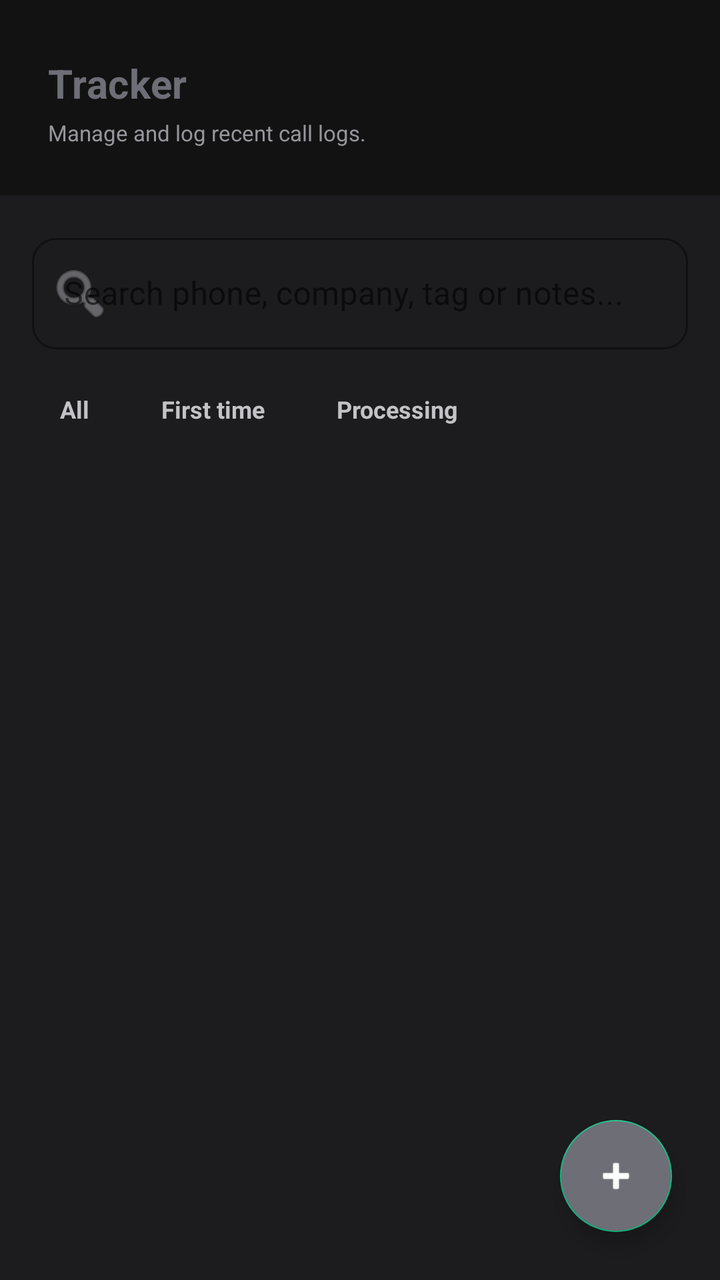
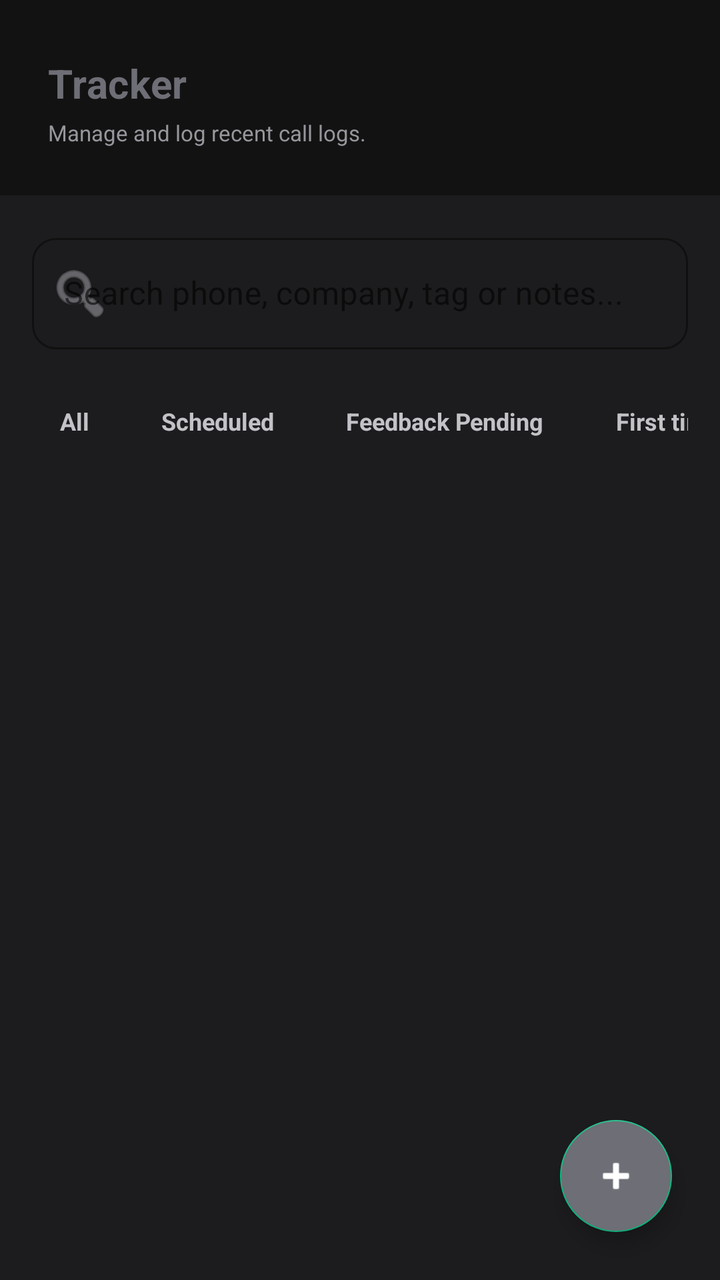

Before-and-after screenshots of an Android layout around one commit, followed by the original layout XML and the change that was made.
<!-- AndroidManifest.xml: application theme Theme.CallSaver -->
<!-- res/layout/fragment_tracker.xml -->
<?xml version="1.0" encoding="utf-8"?>
<androidx.coordinatorlayout.widget.CoordinatorLayout xmlns:android="http://schemas.android.com/apk/res/android"
    xmlns:app="http://schemas.android.com/apk/res-auto"
    android:layout_width="match_parent"
    android:layout_height="match_parent"
    android:background="@color/bg_light">

    <com.google.android.material.appbar.AppBarLayout
        android:id="@+id/appbar_tracker"
        android:layout_width="match_parent"
        android:layout_height="wrap_content"
        android:background="@color/bg_light"
        app:elevation="0dp">

    
    <LinearLayout
        android:id="@+id/header_layout"
        android:layout_width="match_parent"
        android:layout_height="wrap_content"
        android:orientation="vertical"
        android:background="@color/primary_dark"
        android:paddingHorizontal="24dp"
        android:paddingTop="28dp"
        android:paddingBottom="24dp"
        app:layout_scrollFlags="scroll|enterAlways">

        <TextView
            android:layout_width="wrap_content"
            android:layout_height="wrap_content"
            android:text="Tracker"
            android:textColor="@color/accent_indigo"
            android:textSize="20sp"
            android:textStyle="bold"
            android:letterSpacing="0.01" />

        <TextView
            android:layout_width="match_parent"
            android:layout_height="wrap_content"
            android:layout_marginTop="4dp"
            android:text="Manage and log recent call logs."
            android:textColor="@color/text_muted"
            android:textSize="11sp" />
    </LinearLayout>








        
        <com.google.android.material.card.MaterialCardView
            android:id="@+id/card_live_transcribe_status"
            android:layout_width="match_parent"
            android:layout_height="wrap_content"
            app:layout_scrollFlags="scroll"
            android:layout_marginHorizontal="16dp"
            android:layout_marginTop="8dp"
            android:layout_marginBottom="4dp"
            app:cardCornerRadius="12dp"
            app:cardElevation="2dp"
            app:strokeWidth="1dp"
            app:strokeColor="#E0E7FF"
            app:cardBackgroundColor="#EEF2FF"
            android:visibility="gone">

            <LinearLayout
                android:layout_width="match_parent"
                android:layout_height="wrap_content"
                android:orientation="horizontal"
                android:gravity="center_vertical"
                android:padding="12dp">

                <ProgressBar
                    style="?android:attr/progressBarStyleSmall"
                    android:layout_width="18dp"
                    android:layout_height="18dp"
                    android:layout_marginEnd="10dp"/>

                <TextView
                    android:id="@+id/tv_live_transcribe_message"
                    android:layout_width="0dp"
                    android:layout_weight="1"
                    android:layout_height="wrap_content"
                    android:text="⚡ Transcribing latest call..."
                    android:textColor="#3730A3"
                    android:textSize="12sp"
                    android:textStyle="bold"/>
            </LinearLayout>
        </com.google.android.material.card.MaterialCardView>

        
        <LinearLayout
            android:layout_width="match_parent"
            android:layout_height="wrap_content"
            android:orientation="vertical"
            app:layout_scrollFlags="scroll"
            android:paddingHorizontal="16dp"
            android:paddingTop="16dp"
            android:paddingBottom="8dp"
            android:background="@color/bg_light">

            
            <com.google.android.material.textfield.TextInputLayout
                android:id="@+id/til_search"
                android:layout_width="match_parent"
                android:layout_height="wrap_content"
                android:hint="Search phone, company, tag or notes..."
                style="@style/Widget.MaterialComponents.TextInputLayout.OutlinedBox"
                app:boxCornerRadiusTopStart="12dp"
                app:boxCornerRadiusTopEnd="12dp"
                app:boxCornerRadiusBottomStart="12dp"
                app:boxCornerRadiusBottomEnd="12dp"
                app:boxStrokeColor="@color/accent_indigo"
                app:hintTextColor="@color/accent_indigo"
                app:startIconDrawable="@android:drawable/ic_menu_search"
                app:startIconTint="@color/text_muted"
                android:layout_marginBottom="12dp">

                <com.google.android.material.textfield.TextInputEditText
                    android:id="@+id/et_search"
                    android:layout_width="match_parent"
                    android:layout_height="wrap_content"
                    android:inputType="text"
                    android:textColor="@color/text_primary" />
            </com.google.android.material.textfield.TextInputLayout>

            
            <LinearLayout
                android:layout_width="match_parent"
                android:layout_height="wrap_content"
                android:orientation="horizontal"
                android:gravity="center_vertical">

                <HorizontalScrollView
                    android:layout_width="0dp"
                    android:layout_height="wrap_content"
                    android:layout_weight="1"
                    android:scrollbars="none">

                    <LinearLayout
                        android:id="@+id/layout_filter_chips"
                        android:layout_width="wrap_content"
                        android:layout_height="wrap_content"
                        android:orientation="horizontal"
                        android:paddingBottom="4dp">

                        <TextView android:id="@+id/chip_all" android:text="All" style="@style/TrackerChipStyle" android:tag="selected" />
                        <TextView android:id="@+id/chip_first_time" android:text="First time" style="@style/TrackerChipStyle" />
                        <TextView android:id="@+id/chip_processing" android:text="Processing" style="@style/TrackerChipStyle" />
                    </LinearLayout>
                </HorizontalScrollView>
            </LinearLayout>

        </LinearLayout>

        
        <com.google.android.material.card.MaterialCardView
            android:id="@+id/card_analytics_by_status"
            android:layout_width="match_parent"
            android:layout_height="wrap_content"
            app:layout_scrollFlags="scroll"
            android:layout_marginHorizontal="16dp"
            android:layout_marginBottom="8dp"
            app:cardCornerRadius="14dp"
            app:cardElevation="0dp"
            app:strokeWidth="1dp"
            app:strokeColor="@color/divider"
            app:cardBackgroundColor="@color/glass_fill_strong"
            android:visibility="gone">

            <GridLayout
                android:id="@+id/grid_analytics_by_status"
                android:layout_width="match_parent"
                android:layout_height="wrap_content"
                android:padding="12dp"
                android:columnCount="2" />
        </com.google.android.material.card.MaterialCardView>

        
        <com.google.android.material.card.MaterialCardView
            android:id="@+id/card_permissions_banner"
            android:layout_width="match_parent"
            android:layout_height="wrap_content"
            app:layout_scrollFlags="scroll"
            android:layout_marginHorizontal="16dp"
            android:layout_marginVertical="8dp"
            app:cardCornerRadius="16dp"
            app:cardElevation="0dp"
            app:strokeWidth="1dp"
            app:strokeColor="@color/status_warning"
            app:cardBackgroundColor="@color/status_warning_bg"
            android:visibility="gone">

            <LinearLayout
                android:layout_width="match_parent"
                android:layout_height="wrap_content"
                android:orientation="horizontal"
                android:padding="14dp"
                android:gravity="center_vertical">

                <ImageView
                    android:layout_width="24dp"
                    android:layout_height="24dp"
                    android:src="@android:drawable/ic_dialog_alert"
                    app:tint="@color/status_warning"
                    android:layout_marginEnd="12dp"
                    android:contentDescription="Warning" />

                <LinearLayout
                    android:layout_width="0dp"
                    android:layout_height="wrap_content"
                    android:layout_weight="1"
                    android:orientation="vertical">

                    <TextView
                        android:layout_width="wrap_content"
                        android:layout_height="wrap_content"
                        android:text="@string/banner_permissions_title"
                        android:textColor="@color/text_primary"
                        android:textSize="14sp"
                        android:textStyle="bold" />

                    <TextView
                        android:layout_width="match_parent"
                        android:layout_height="wrap_content"
                        android:layout_marginTop="2dp"
                        android:text="@string/banner_permissions_desc"
                        android:textColor="@color/text_secondary"
                        android:textSize="12sp" />
                </LinearLayout>
            </LinearLayout>
        </com.google.android.material.card.MaterialCardView>

    </com.google.android.material.appbar.AppBarLayout>

    
    <FrameLayout
        android:layout_width="match_parent"
        android:layout_height="match_parent"
        app:layout_behavior="@string/appbar_scrolling_view_behavior">

            
            <androidx.recyclerview.widget.RecyclerView
                android:id="@+id/rv_job_calls"
                android:layout_width="match_parent"
                android:layout_height="match_parent"
                android:paddingTop="4dp"
                android:paddingBottom="80dp"
                android:clipToPadding="false"/>

            
            <LinearLayout
                android:id="@+id/empty_state_layout"
                android:layout_width="match_parent"
                android:layout_height="wrap_content"
                android:layout_gravity="center"
                android:orientation="vertical"
                android:padding="32dp"
                android:gravity="center"
                android:visibility="gone">

                <ImageView
                    android:layout_width="64dp"
                    android:layout_height="64dp"
                    android:src="@android:drawable/ic_menu_today"
                    app:tint="@color/divider"
                    android:layout_marginBottom="16dp"
                    android:contentDescription="Empty list" />

                <TextView
                    android:layout_width="wrap_content"
                    android:layout_height="wrap_content"
                    android:text="No Job Calls Logged Yet"
                    android:textColor="@color/text_primary"
                    android:textSize="18sp"
                    android:textStyle="bold"
                    android:layout_marginBottom="8dp" />

                <TextView
                    android:layout_width="wrap_content"
                    android:layout_height="wrap_content"
                    android:text="Incoming unsaved recruiter calls will trigger logs automatically, or you can add calls manually using the button below."
                    android:textColor="@color/text_secondary"
                    android:textSize="13sp"
                    android:gravity="center"
                    android:lineSpacingMultiplier="1.2" />
            </LinearLayout>
        </FrameLayout>

    
    <com.google.android.material.floatingactionbutton.FloatingActionButton
        android:id="@+id/fab_add_call"
        android:layout_width="wrap_content"
        android:layout_height="wrap_content"
        android:layout_gravity="bottom|end"
        android:layout_margin="24dp"
        android:src="@android:drawable/ic_input_add"
        app:tint="@color/white"
        android:contentDescription="@string/title_add_job_call"
        app:fabSize="normal"
        app:elevation="6dp"
        android:backgroundTint="@color/accent_indigo" />

</androidx.coordinatorlayout.widget.CoordinatorLayout>
<!-- resources referenced by this layout -->
<resources>
  <color name="accent_indigo">#6E6E76</color>
  <color name="bg_light">#1C1C1E</color>
  <color name="divider">#33FFFFFF</color>
  <color name="glass_fill_strong">#2EFFFFFF</color>
  <color name="primary_dark">#121212</color>
  <color name="status_warning">#F59E0B</color>
  <color name="status_warning_bg">#FEF3C7</color>
  <color name="text_muted">#96969C</color>
  <color name="text_primary">#FFFFFF</color>
  <color name="text_secondary">#C2C2C7</color>
  <color name="white">#FFFFFF</color>
  <string name="banner_permissions_desc">Tap here to grant phone state, call logs, contacts, and overlay permissions to automate popup logs after calls.</string>
  <string name="banner_permissions_title">Missing Permissions!</string>
  <string name="title_add_job_call">Log Call Manually</string>
  <style name="TrackerChipStyle">
          <item name="android:layout_width">wrap_content</item>
          <item name="android:layout_height">36dp</item>
          <item name="android:layout_marginEnd">8dp</item>
          <item name="android:paddingHorizontal">14dp</item>
          <item name="android:gravity">center</item>
          <item name="android:textSize">12sp</item>
          <item name="android:textStyle">bold</item>
          <item name="android:textColor">@color/text_secondary</item>
          <item name="android:clickable">true</item>
          <item name="android:focusable">true</item>
          <item name="android:background">?android:attr/selectableItemBackground</item>
      </style>
  <style name="Theme.CallSaver" parent="Theme.MaterialComponents.DayNight.NoActionBar">
          
          <item name="colorPrimary">@color/accent_indigo</item>
          <item name="colorPrimaryVariant">@color/accent_indigo_dark</item>
          <item name="colorOnPrimary">@color/white</item>
          
          
          <item name="colorSecondary">@color/status_green</item>
          <item name="colorSecondaryVariant">@color/status_green</item>
          <item name="colorOnSecondary">@color/white</item>
          
          
          <item name="android:statusBarColor">@color/incall_grad_top</item>
          <item name="android:navigationBarColor">@color/incall_grad_bottom</item>
          <item name="android:windowBackground">@color/incall_grad_mid</item>
  
          
          <item name="android:textViewStyle">@style/AppTextView</item>
      </style>
  <color name="accent_indigo_dark">#54545B</color>
  <color name="status_green">#10B981</color>
  <color name="incall_grad_top">#3A3A3D</color>
  <color name="incall_grad_bottom">#0A0A0A</color>
  <color name="incall_grad_mid">#1E1E20</color>
  <style name="AppTextView" parent="@android:style/Widget.TextView">
          <item name="android:hyphenationFrequency">none</item>
          <item name="android:breakStrategy">simple</item>
      </style>
</resources>

<!-- the commit's change to res/layout/fragment_tracker.xml (unified diff, before → after) -->
@@ -147,36 +147,14 @@
                         android:paddingBottom="4dp">
 
                         <TextView android:id="@+id/chip_all" android:text="All" style="@style/TrackerChipStyle" android:tag="selected" />
+                        <TextView android:id="@+id/chip_scheduled" android:text="Scheduled" style="@style/TrackerChipStyle" />
+                        <TextView android:id="@+id/chip_feedback_pending" android:text="Feedback Pending" style="@style/TrackerChipStyle" />
                         <TextView android:id="@+id/chip_first_time" android:text="First time" style="@style/TrackerChipStyle" />
-                        <TextView android:id="@+id/chip_processing" android:text="Processing" style="@style/TrackerChipStyle" />
                     </LinearLayout>
                 </HorizontalScrollView>
             </LinearLayout>
 
         </LinearLayout>
-
-        
-        <com.google.android.material.card.MaterialCardView
-            android:id="@+id/card_analytics_by_status"
-            android:layout_width="match_parent"
-            android:layout_height="wrap_content"
-            app:layout_scrollFlags="scroll"
-            android:layout_marginHorizontal="16dp"
-            android:layout_marginBottom="8dp"
-            app:cardCornerRadius="14dp"
-            app:cardElevation="0dp"
-            app:strokeWidth="1dp"
-            app:strokeColor="@color/divider"
-            app:cardBackgroundColor="@color/glass_fill_strong"
-            android:visibility="gone">
-
-            <GridLayout
-                android:id="@+id/grid_analytics_by_status"
-                android:layout_width="match_parent"
-                android:layout_height="wrap_content"
-                android:padding="12dp"
-                android:columnCount="2" />
-        </com.google.android.material.card.MaterialCardView>
 
         
         <com.google.android.material.card.MaterialCardView
<!-- resource entries referenced after the edit -->
@@ -3,7 +3,6 @@
   <color name="accent_indigo">#6E6E76</color>
   <color name="bg_light">#1C1C1E</color>
   <color name="divider">#33FFFFFF</color>
-  <color name="glass_fill_strong">#2EFFFFFF</color>
   <color name="primary_dark">#121212</color>
   <color name="status_warning">#F59E0B</color>
   <color name="status_warning_bg">#FEF3C7</color>
@@ -16,9 +15,11 @@
   <string name="title_add_job_call">Log Call Manually</string>
   <style name="TrackerChipStyle">
           <item name="android:layout_width">wrap_content</item>
-          <item name="android:layout_height">36dp</item>
+          <item name="android:layout_height">wrap_content</item>
+          <item name="android:minHeight">48dp</item>
           <item name="android:layout_marginEnd">8dp</item>
           <item name="android:paddingHorizontal">14dp</item>
+          <item name="android:paddingVertical">6dp</item>
           <item name="android:gravity">center</item>
           <item name="android:textSize">12sp</item>
           <item name="android:textStyle">bold</item>
